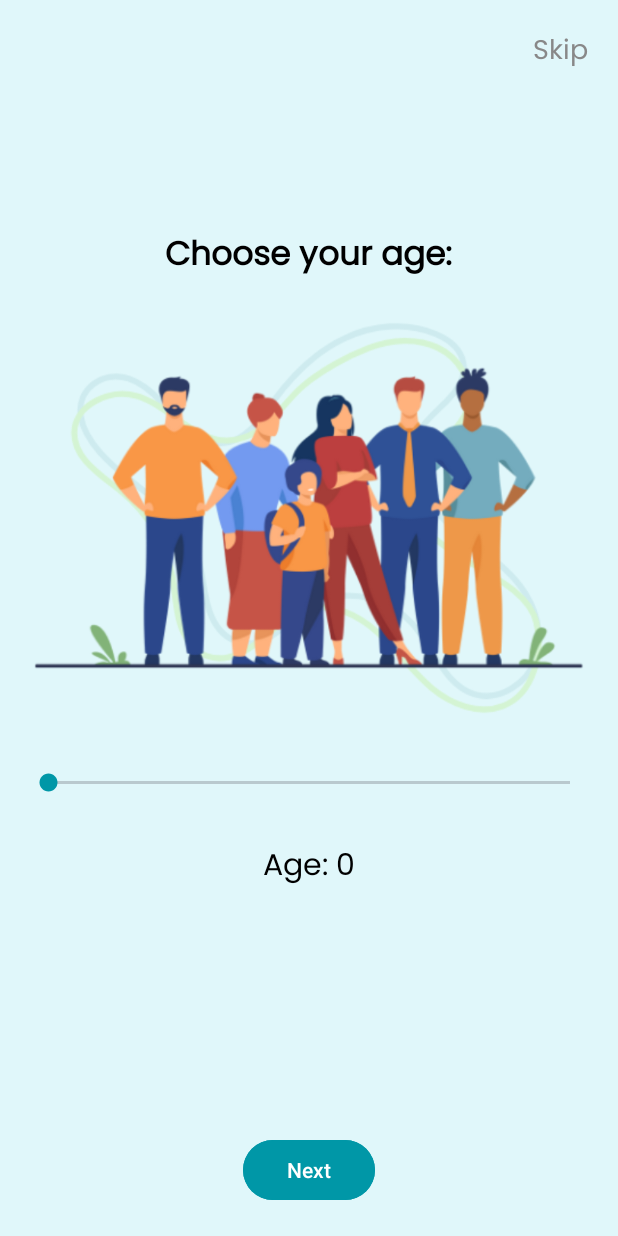
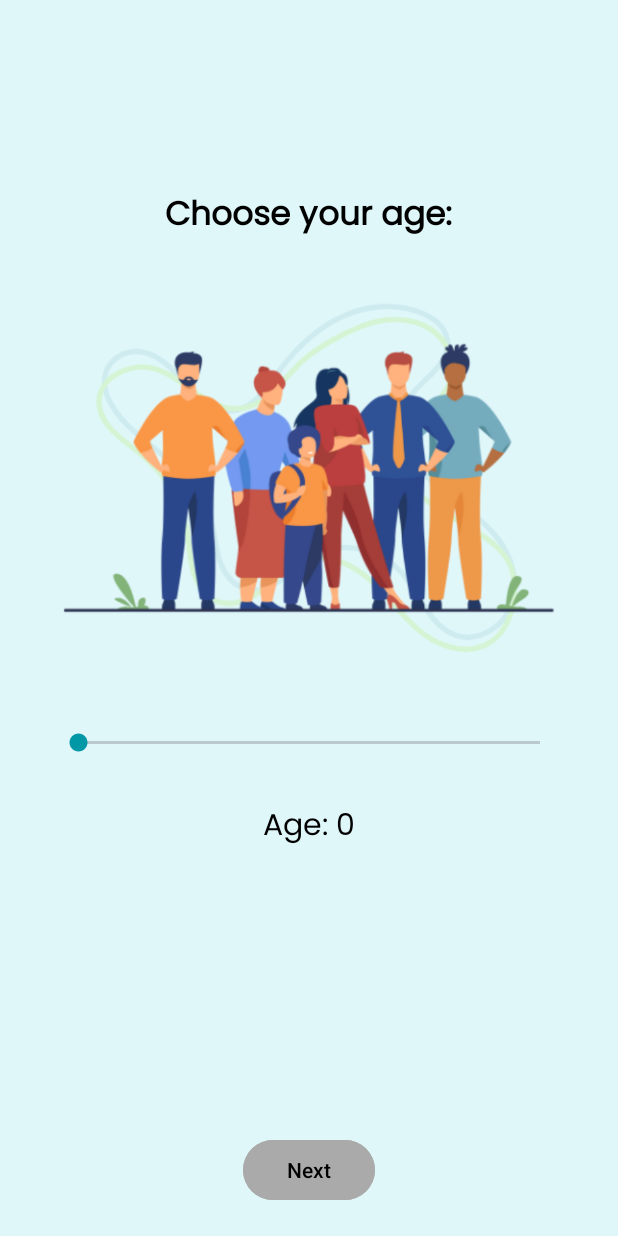
Before and after one commit to DeniseIra02/iDrated, an Android app: the OnboardingActivity screen opened directly, with no data from a screen before it, on a phone screen of 412 x 824 dp. Run offline under Robolectric (Android 15) with nearby library versions, the phone set to English and light mode, and no system bars.

Commit message:
revision of onboarding walkthrough

```diff
--- a/app/src/main/java/com/example/idrated/OnboardingActivity.kt
+++ b/app/src/main/java/com/example/idrated/OnboardingActivity.kt
@@ -13,7 +13,9 @@ import com.google.android.material.tabs.TabLayoutMediator
 
 class OnboardingActivity : AppCompatActivity() {
 
-    private lateinit var waterFillView: View  // The view representing the water filling
+    private lateinit var waterFillView: View
+    private lateinit var nextButton: Button
+    private lateinit var viewPager: ViewPager2
 
     override fun onCreate(savedInstanceState: Bundle?) {
         super.onCreate(savedInstanceState)
@@ -23,52 +25,54 @@ class OnboardingActivity : AppCompatActivity() {
         waterFillView = findViewById(R.id.waterFillView)
 
         // Set up ViewPager2 and its adapter
-        val viewPager: ViewPager2 = findViewById(R.id.viewPager)
+        viewPager = findViewById(R.id.viewPager)
         viewPager.adapter = OnboardingAdapter(this)
 
-        // Skip text setup
-        val skipText: TextView = findViewById(R.id.skipText)
-        skipText.setOnClickListener {
-            navigateToGoalActivity()  // Go to GoalActivity when clicked
-        }
+        // Disable swipe gestures
+        viewPager.isUserInputEnabled = false
 
         // Set up Next button
-        val nextButton: Button = findViewById(R.id.nextButton)
+        nextButton = findViewById(R.id.nextButton)
         nextButton.setOnClickListener {
             val currentItem = viewPager.currentItem
-            if (currentItem < 3) {  // If it's not the last page
-                viewPager.currentItem = currentItem + 1  // Move to the next page
-                animateWaterFill(currentItem + 1)  // Animate the water filling effect
+            if (currentItem < 3) {
+                viewPager.currentItem = currentItem + 1
+                animateWaterFill(currentItem + 1)
+                updateButtonText(currentItem + 1)
             } else {
-                navigateToGoalActivity()  // If it's the last page, navigate to GoalActivity
+                navigateToGoalActivity()
             }
         }
     }
 
     // Function to animate the water filling effect
-    private var currentHeight = 0f  // Track the current height of the water fill
+    private var currentHeight = 0f
 
     private fun animateWaterFill(progress: Int) {
-        // Calculate the target height based on the progress (target height in dp)
-        val targetHeight = (progress * 200).toFloat()  // Adjust multiplier to control the height
-
-        // Create an animator to animate the height change
+        val targetHeight = (progress * 200).toFloat()
         val animator = ValueAnimator.ofFloat(currentHeight, targetHeight)
-        animator.duration = 1000  // Duration of 1 second for smooth animation
+        animator.duration = 1000
         animator.addUpdateListener {
             val value = it.animatedValue as Float
             val layoutParams = waterFillView.layoutParams
-            layoutParams.height = value.toInt()  // Update the height of the water view
+            layoutParams.height = value.toInt()
             waterFillView.layoutParams = layoutParams
         }
         animator.start()
+        currentHeight = targetHeight
+    }
 
-        currentHeight = targetHeight  // Update current height after animation
+    private fun updateButtonText(currentPage: Int) {
+        if (currentPage == 3) {
+            nextButton.text = "Get Started"
+        } else {
+            nextButton.text = "Next"
+        }
     }
 
     private fun navigateToGoalActivity() {
         val intent = Intent(this, GoalActivity::class.java)
         startActivity(intent)
-        finish()  // Finish OnboardingActivity so the user can't go back
+        finish()
     }
 }
--- a/app/src/main/res/drawable/water_fill_background.xml
+++ b/app/src/main/res/drawable/water_fill_background.xml
@@ -12,7 +12,7 @@
     <item android:left="0dp" android:right="0dp" android:top="0dp" android:bottom="0dp">
         <clip>
             <shape>
-                <solid android:color="@color/colorBackgroundWater" /> <!-- Water color -->
+                <solid android:color="@color/colorPrimary" /> <!-- Water color -->
             </shape>
         </clip>
     </item>
--- a/app/src/main/res/font/font.xml
+++ /dev/null
@@ -1,4 +0,0 @@
-<?xml version="1.0" encoding="utf-8"?>
-<font-family xmlns:android="http://schemas.android.com/apk/res/android">
-
-</font-family>
--- a/app/src/main/res/layout/activity_onboarding.xml
+++ b/app/src/main/res/layout/activity_onboarding.xml
@@ -11,34 +11,20 @@
         android:id="@+id/waterFillView"
         android:layout_width="match_parent"
         android:layout_height="0dp"
-        android:layout_alignParentBottom="true"
         app:layout_constraintBottom_toBottomOf="parent"
         app:layout_constraintTop_toTopOf="parent"
         android:background="@drawable/water_fill_background" />
-
-    <!-- Skip Text - Positioned in the upper right corner -->
-    <TextView
-        android:id="@+id/skipText"
-        android:layout_width="wrap_content"
-        android:layout_height="wrap_content"
-        android:text="Skip"
-        android:textSize="18sp"
-        android:textColor="#888888"
-        android:layout_marginTop="20dp"
-        android:layout_marginEnd="20dp"
-        app:layout_constraintTop_toTopOf="parent"
-        app:layout_constraintEnd_toEndOf="parent"
-        android:fontFamily="@font/poppins" />
 
     <!-- ViewPager2 for onboarding screens -->
     <androidx.viewpager2.widget.ViewPager2
         android:id="@+id/viewPager"
         android:layout_width="0dp"
         android:layout_height="0dp"
-        app:layout_constraintTop_toBottomOf="@+id/skipText"
+        app:layout_constraintTop_toTopOf="parent"
         app:layout_constraintBottom_toTopOf="@+id/nextButton"
         app:layout_constraintStart_toStartOf="parent"
-        app:layout_constraintEnd_toEndOf="parent" />
+        app:layout_constraintEnd_toEndOf="parent"
+        android:layout_margin="20dp" />
 
     <!-- Next Button - Positioned at the bottom center -->
     <Button
@@ -46,8 +32,8 @@
         android:layout_width="wrap_content"
         android:layout_height="wrap_content"
         android:text="Next"
-        android:textColor="#ffffff"
-        android:backgroundTint="@color/colorPrimary"
+        android:textColor="#000000"
+        android:backgroundTint="@android:color/darker_gray"
         app:layout_constraintBottom_toBottomOf="parent"
         app:layout_constraintStart_toStartOf="parent"
         app:layout_constraintEnd_toEndOf="parent"
--- a/app/src/main/res/values/colors.xml
+++ b/app/src/main/res/values/colors.xml
@@ -5,4 +5,8 @@
     <color name="colorBackgroundWater">#E0F7FA</color>
     <color name="colorPrimary">#0097A7</color>
     <color name="colorProgressWater">#00ACC1</color>
+
+    <color name="colorAccent">#084D68</color>
+    <color name="colorDisable">#D3D3D3</color>
+
 </resources>
```
Also changed, not shown: app/src/main/java/com/example/idrated/ActivityLevelFragment.kt (+66 -9 lines), app/src/main/java/com/example/idrated/GenderInputFragment.kt (+22 -4 lines), app/src/main/res/layout/fragment_activity_level.xml (+67 -31 lines), app/src/main/res/layout/fragment_hydration_tip.xml (+7 -6 lines), app/src/main/res/drawable/back_arrow.png (added), app/src/main/res/drawable/drop.png (deleted), app/src/main/res/drawable/next_arrow.png (added).
